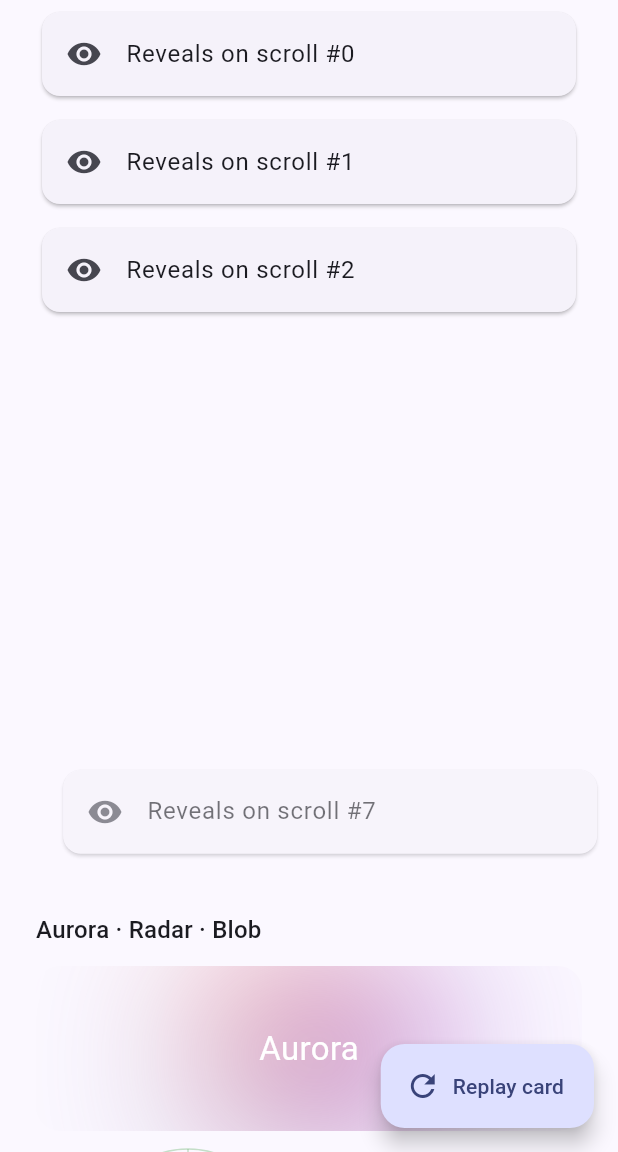
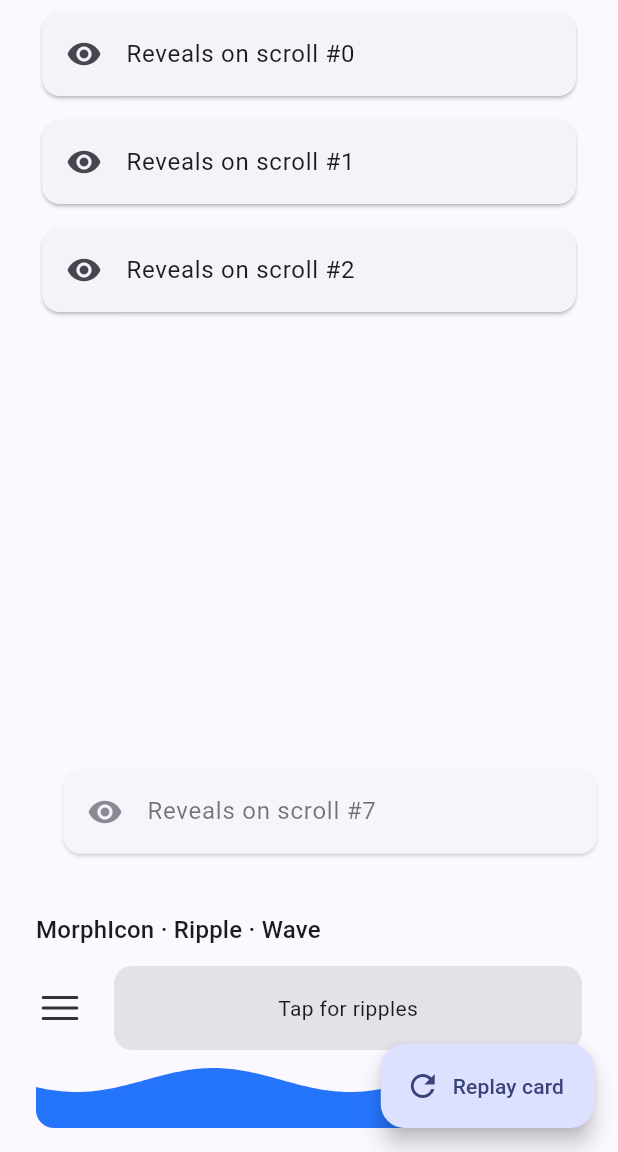
Before and after one commit to m7hamed-dev/save_points_animations, a Flutter app: the screen it shows after launch, scrolled down 2304 dp, on a phone screen of 412 x 824 dp, the part 84-1236 px from its top. Run offline on Flutter 3.47's test engine with Material 3 defaults, Android fonts, the phone set to English and light mode, and no system bars.

Commit message:
Release v0.20.0: Introduced interactive controls with new components including FxMorphIcon for a morphing menu icon, FxRipple for colorable tap effects, and FxWaveDivider for animated separators. Updated CHANGELOG and README to document these features, and modified example app to showcase the new widgets.

````diff
--- a/example/lib/main.dart
+++ b/example/lib/main.dart
@@ -42,6 +42,7 @@ class _HomeScreenState extends State<HomeScreen> {
   double _progress = 0.4;
   int _score = 1234;
   int _segment = 0;
+  bool _menuOpen = false;
 
   @override
   Widget build(BuildContext context) {
@@ -400,6 +401,40 @@ class _HomeScreenState extends State<HomeScreen> {
                 ),
               ).animate(autoPlay: false).fadeIn().slideX(0.1).onVisible(),
             ),
+          ),
+
+          const SizedBox(height: 32),
+          Text('MorphIcon · Ripple · Wave', style: theme.textTheme.titleMedium),
+          const SizedBox(height: 12),
+
+          Row(
+            children: [
+              FxMorphIcon(
+                isOpen: _menuOpen,
+                size: 32,
+                onTap: () => setState(() => _menuOpen = !_menuOpen),
+              ),
+              const SizedBox(width: 20),
+              Expanded(
+                child: FxRipple(
+                  color: theme.colorScheme.primary.withValues(alpha: 0.25),
+                  child: Container(
+                    height: 56,
+                    alignment: Alignment.center,
+                    decoration: BoxDecoration(
+                      color: theme.colorScheme.surfaceContainerHighest,
+                      borderRadius: BorderRadius.circular(12),
+                    ),
+                    child: const Text('Tap for ripples'),
+                  ),
+                ),
+              ),
+            ],
+          ),
+          const SizedBox(height: 12),
+          ClipRRect(
+            borderRadius: BorderRadius.circular(12),
+            child: const FxWaveDivider(),
           ),
 
           const SizedBox(height: 32),
--- a/lib/save_points_animations.dart
+++ b/lib/save_points_animations.dart
@@ -64,6 +64,7 @@ export 'src/widgets/fx_ken_burns.dart' show FxKenBurns;
 export 'src/widgets/fx_loaders.dart'
     show FxBarsLoader, FxDotsLoader, FxProgressRing;
 export 'src/widgets/fx_marquee.dart' show FxMarquee;
+export 'src/widgets/fx_morph_icon.dart' show FxMorphIcon;
 export 'src/widgets/fx_odometer.dart' show FxOdometer;
 export 'src/widgets/fx_page_indicator.dart' show FxPageIndicator;
 export 'src/widgets/fx_particles.dart' show FxParticles;
@@ -71,6 +72,7 @@ export 'src/widgets/fx_progress_bar.dart' show FxProgressBar;
 export 'src/widgets/fx_pulse.dart' show FxPulse;
 export 'src/widgets/fx_radar.dart' show FxRadar;
 export 'src/widgets/fx_rating.dart' show FxRating;
+export 'src/widgets/fx_ripple.dart' show FxRipple;
 export 'src/widgets/fx_segmented_control.dart' show FxSegmentedControl;
 export 'src/widgets/fx_shine.dart' show FxShine;
 export 'src/widgets/fx_skeleton.dart' show FxSkeleton;
@@ -78,4 +80,5 @@ export 'src/widgets/fx_speed_dial.dart' show FxSpeedDial;
 export 'src/widgets/fx_swipe.dart' show FxSwipeToDismiss;
 export 'src/widgets/fx_switcher.dart' show FxSwitcher, FxSwitcherEffect;
 export 'src/widgets/fx_typing_indicator.dart' show FxTypingIndicator;
+export 'src/widgets/fx_wave_divider.dart' show FxWaveDivider;
 export 'src/widgets/fx_wave_progress.dart' show FxWaveProgress;
--- /dev/null
+++ b/lib/src/widgets/fx_morph_icon.dart
@@ -0,0 +1,132 @@
+import 'dart:math' as math;
+
+import 'package:flutter/widgets.dart';
+
+/// An icon that morphs between a hamburger (☰) and a close (✕) as [isOpen]
+/// changes — the classic app-bar menu toggle.
+///
+/// ```dart
+/// FxMorphIcon(isOpen: _open, onTap: () => setState(() => _open = !_open));
+/// ```
+class FxMorphIcon extends StatefulWidget {
+  const FxMorphIcon({
+    super.key,
+    required this.isOpen,
+    this.size = 24,
+    this.color = const Color(0xFF333333),
+    this.strokeWidth = 2,
+    this.duration = const Duration(milliseconds: 300),
+    this.onTap,
+  });
+
+  final bool isOpen;
+  final double size;
+  final Color color;
+  final double strokeWidth;
+  final Duration duration;
+  final VoidCallback? onTap;
+
+  @override
+  State<FxMorphIcon> createState() => _FxMorphIconState();
+}
+
+class _FxMorphIconState extends State<FxMorphIcon>
+    with SingleTickerProviderStateMixin {
+  late final AnimationController _controller = AnimationController(
+    vsync: this,
+    duration: widget.duration,
+    value: widget.isOpen ? 1 : 0,
+  );
+
+  @override
+  void didUpdateWidget(covariant FxMorphIcon oldWidget) {
+    super.didUpdateWidget(oldWidget);
+    if (oldWidget.isOpen != widget.isOpen) {
+      widget.isOpen ? _controller.forward() : _controller.reverse();
+    }
+  }
+
+  @override
+  void dispose() {
+    _controller.dispose();
+    super.dispose();
+  }
+
+  @override
+  Widget build(BuildContext context) {
+    return GestureDetector(
+      onTap: widget.onTap,
+      behavior: HitTestBehavior.opaque,
+      child: AnimatedBuilder(
+        animation: _controller,
+        builder: (context, _) => CustomPaint(
+          size: Size.square(widget.size),
+          painter: _MorphIconPainter(
+            t: Curves.easeInOut.transform(_controller.value),
+            color: widget.color,
+            strokeWidth: widget.strokeWidth,
+          ),
+        ),
+      ),
+    );
+  }
+}
+
+class _MorphIconPainter extends CustomPainter {
+  _MorphIconPainter({
+    required this.t,
+    required this.color,
+    required this.strokeWidth,
+  });
+
+  final double t;
+  final Color color;
+  final double strokeWidth;
+
+  double _lerp(double a, double b) => a + (b - a) * t;
+
+  @override
+  void paint(Canvas canvas, Size size) {
+    final w = size.width;
+    final h = size.height;
+    final cx = w / 2;
+    final cy = h / 2;
+    final half = w * 0.35;
+    final paint = Paint()
+      ..color = color
+      ..strokeWidth = strokeWidth
+      ..strokeCap = StrokeCap.round;
+
+    // Top bar -> one diagonal of the X.
+    canvas
+      ..save()
+      ..translate(cx, _lerp(h * 0.28, cy))
+      ..rotate(_lerp(0, math.pi / 4))
+      ..drawLine(Offset(-half, 0), Offset(half, 0), paint)
+      ..restore();
+
+    // Bottom bar -> other diagonal.
+    canvas
+      ..save()
+      ..translate(cx, _lerp(h * 0.72, cy))
+      ..rotate(_lerp(0, -math.pi / 4))
+      ..drawLine(Offset(-half, 0), Offset(half, 0), paint)
+      ..restore();
+
+    // Middle bar fades and shrinks away.
+    canvas.drawLine(
+      Offset(cx - half, cy),
+      Offset(cx + half * (1 - t), cy),
+      Paint()
+        ..color = color.withValues(alpha: 1 - t)
+        ..strokeWidth = strokeWidth
+        ..strokeCap = StrokeCap.round,
+    );
+  }
+
+  @override
+  bool shouldRepaint(_MorphIconPainter oldDelegate) =>
+      oldDelegate.t != t ||
+      oldDelegate.color != color ||
+      oldDelegate.strokeWidth != strokeWidth;
+}
--- /dev/null
+++ b/lib/src/widgets/fx_ripple.dart
@@ -0,0 +1,114 @@
+import 'package:flutter/scheduler.dart';
+import 'package:flutter/widgets.dart';
+
+/// Emits an expanding, fading ripple from each tap point over [child] — a
+/// standalone, colorable ink-ripple that works without a Material ancestor.
+///
+/// ```dart
+/// FxRipple(color: Colors.blue, child: myCard);
+/// ```
+class FxRipple extends StatefulWidget {
+  const FxRipple({
+    super.key,
+    required this.child,
+    this.color = const Color(0x33448AFF),
+    this.duration = const Duration(milliseconds: 600),
+    this.onTap,
+  });
+
+  final Widget child;
+  final Color color;
+  final Duration duration;
+  final VoidCallback? onTap;
+
+  @override
+  State<FxRipple> createState() => _FxRippleState();
+}
+
+class _FxRippleState extends State<FxRipple>
+    with SingleTickerProviderStateMixin {
+  late final Ticker _ticker = createTicker(_onTick);
+  final List<_Ripple> _ripples = [];
+  Duration _elapsed = Duration.zero;
+
+  void _onTick(Duration elapsed) {
+    _elapsed = elapsed;
+    _ripples.removeWhere((r) => elapsed - r.start > widget.duration);
+    if (_ripples.isEmpty) {
+      _ticker.stop();
+      return;
+    }
+    setState(() {});
+  }
+
+  void _addRipple(Offset position) {
+    _ripples.add(_Ripple(position: position, start: _elapsed));
+    if (!_ticker.isActive) _ticker.start();
+    setState(() {});
+    widget.onTap?.call();
+  }
+
+  @override
+  void dispose() {
+    _ticker.dispose();
+    super.dispose();
+  }
+
+  @override
+  Widget build(BuildContext context) {
+    return GestureDetector(
+      behavior: HitTestBehavior.opaque,
+      onTapDown: (details) => _addRipple(details.localPosition),
+      child: ClipRect(
+        child: CustomPaint(
+          foregroundPainter: _RipplePainter(
+            ripples: _ripples,
+            elapsed: _elapsed,
+            duration: widget.duration,
+            color: widget.color,
+          ),
+          child: widget.child,
+        ),
+      ),
+    );
+  }
+}
+
+class _Ripple {
+  _Ripple({required this.position, required this.start});
+
+  final Offset position;
+  final Duration start;
+}
+
+class _RipplePainter extends CustomPainter {
+  _RipplePainter({
+    required this.ripples,
+    required this.elapsed,
+    required this.duration,
+    required this.color,
+  });
+
+  final List<_Ripple> ripples;
+  final Duration elapsed;
+  final Duration duration;
+  final Color color;
+
+  @override
+  void paint(Canvas canvas, Size size) {
+    final maxR = size.longestSide;
+    for (final r in ripples) {
+      final progress =
+          ((elapsed - r.start).inMicroseconds / duration.inMicroseconds).clamp(
+            0.0,
+            1.0,
+          );
+      final paint = Paint()
+        ..color = color.withValues(alpha: color.a * (1 - progress));
+      canvas.drawCircle(r.position, progress * maxR, paint);
+    }
+  }
+
+  @override
+  bool shouldRepaint(_RipplePainter oldDelegate) => true;
+}
--- /dev/null
+++ b/lib/src/widgets/fx_wave_divider.dart
@@ -0,0 +1,102 @@
+import 'dart:math' as math;
+
+import 'package:flutter/widgets.dart';
+
+/// A horizontal band with an animated sine-wave top edge — a flowing section
+/// divider or header base.
+///
+/// ```dart
+/// FxWaveDivider(color: Colors.blue);
+/// ```
+class FxWaveDivider extends StatefulWidget {
+  const FxWaveDivider({
+    super.key,
+    this.height = 40,
+    this.color = const Color(0xFF2575FC),
+    this.waveHeight = 8,
+    this.waveCount = 2,
+    this.duration = const Duration(seconds: 3),
+  });
+
+  final double height;
+  final Color color;
+  final double waveHeight;
+
+  /// Number of wave crests across the width.
+  final double waveCount;
+  final Duration duration;
+
+  @override
+  State<FxWaveDivider> createState() => _FxWaveDividerState();
+}
+
+class _FxWaveDividerState extends State<FxWaveDivider>
+    with SingleTickerProviderStateMixin {
+  late final AnimationController _controller = AnimationController(
+    vsync: this,
+    duration: widget.duration,
+  )..repeat();
+
+  @override
+  void dispose() {
+    _controller.dispose();
+    super.dispose();
+  }
+
+  @override
+  Widget build(BuildContext context) {
+    return SizedBox(
+      height: widget.height,
+      width: double.infinity,
+      child: AnimatedBuilder(
+        animation: _controller,
+        builder: (context, _) => CustomPaint(
+          painter: _WaveDividerPainter(
+            color: widget.color,
+            waveHeight: widget.waveHeight,
+            waveCount: widget.waveCount,
+            phase: _controller.value * 2 * math.pi,
+          ),
+        ),
+      ),
+    );
+  }
+}
+
+class _WaveDividerPainter extends CustomPainter {
+  _WaveDividerPainter({
+    required this.color,
+    required this.waveHeight,
+    required this.waveCount,
+    required this.phase,
+  });
+
+  final Color color;
+  final double waveHeight;
+  final double waveCount;
+  final double phase;
+
+  @override
+  void paint(Canvas canvas, Size size) {
+    final path = Path()..moveTo(0, size.height);
+    path.lineTo(0, waveHeight);
+    for (var x = 0.0; x <= size.width; x += 2) {
+      final y =
+          waveHeight +
+          math.sin(x / size.width * waveCount * 2 * math.pi + phase) *
+              waveHeight;
+      path.lineTo(x, y);
+    }
+    path
+      ..lineTo(size.width, size.height)
+      ..close();
+    canvas.drawPath(path, Paint()..color = color);
+  }
+
+  @override
+  bool shouldRepaint(_WaveDividerPainter oldDelegate) =>
+      oldDelegate.phase != phase ||
+      oldDelegate.color != color ||
+      oldDelegate.waveHeight != waveHeight ||
+      oldDelegate.waveCount != waveCount;
+}
--- a/pubspec.yaml
+++ b/pubspec.yaml
@@ -3,7 +3,7 @@ description: >-
   A fluent, extensible animation framework for Flutter. Animate any widget with
   chainable extension methods, a single-controller engine, timelines, staggered
   lists, theming and reduced-motion support.
-version: 0.19.0
+version: 0.20.0
 homepage: https://github.com/your-org/save_points_animations
 repository: https://github.com/your-org/save_points_animations
 issue_tracker: https://github.com/your-org/save_points_animations/issues
````
Also changed, not shown: example/pubspec.lock, 2 other files.
